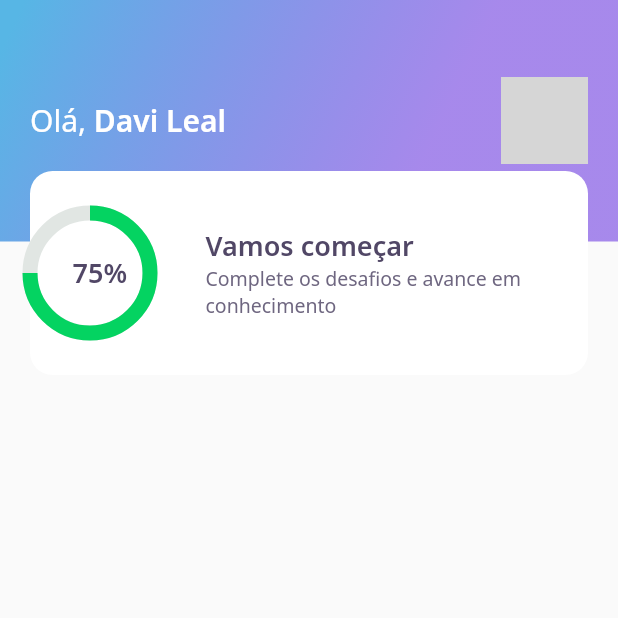
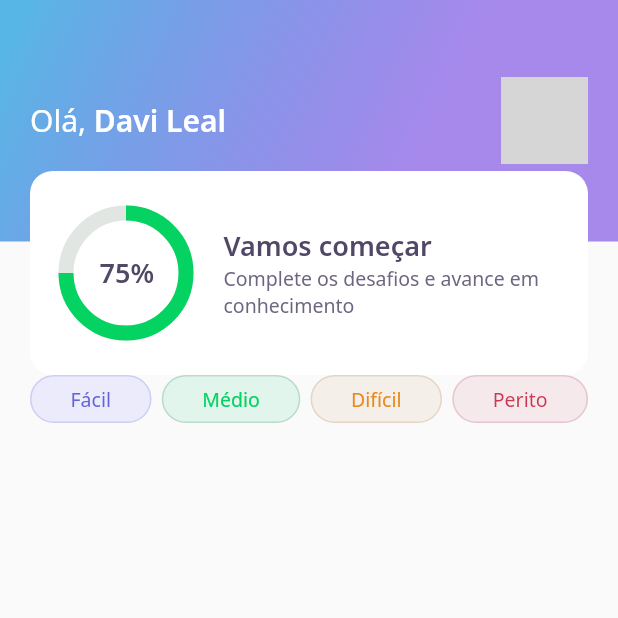
Before and after one commit to davilm/DevQuiz-NLW5, a Flutter app: the screen it shows after launch, on a phone screen of 412 x 824 dp, the top half of it. Run offline on Flutter 3.47's test engine with Material 2 defaults, Android fonts, the phone set to English and light mode, and no system bars; our stand-ins replace google_fonts; network calls fail; grey boxes are pictures that could not be loaded.

Commit message:
add ScoreCardWidget

```diff
--- a/lib/home/home_page.dart
+++ b/lib/home/home_page.dart
@@ -1,4 +1,6 @@
 import 'package:DevQuiz/home/widgets/appbar/app_bar_widget.dart';
+import 'package:DevQuiz/home/widgets/level_button/level_button_widget.dart';
+import 'package:DevQuiz/home/widgets/quiz_card/quiz_card_widget.dart';
 import 'package:flutter/material.dart';
 
 class HomePage extends StatefulWidget {
@@ -13,6 +15,26 @@ class _HomePageState extends State<HomePage> {
   Widget build(BuildContext context) {
     return Scaffold(
       appBar: AppBarWidget(),
+      body: Padding(
+        padding: const EdgeInsets.symmetric(horizontal: 20),
+        child: Row(
+          mainAxisAlignment: MainAxisAlignment.spaceBetween,
+          children: [
+            LevelButtonWidget(
+              label: "Fácil",
+            ),
+            LevelButtonWidget(
+              label: "Médio",
+            ),
+            LevelButtonWidget(
+              label: "Difícil",
+            ),
+            LevelButtonWidget(
+              label: "Perito",
+            ),
+          ],
+        ),
+      ),
     );
   }
 }
--- /dev/null
+++ b/lib/home/widgets/level_button/level_button_widget.dart
@@ -0,0 +1,64 @@
+import 'package:DevQuiz/core/app_colors.dart';
+import 'package:DevQuiz/core/app_text_styles.dart';
+import 'package:flutter/material.dart';
+import 'package:google_fonts/google_fonts.dart';
+
+class LevelButtonWidget extends StatelessWidget {
+  final String label;
+
+  LevelButtonWidget({
+    Key? key,
+    required this.label,
+  })   : assert(["Fácil", "Médio", "Difícil", "Perito"].contains(label)),
+        super(key: key);
+
+  final config = {
+    "Fácil": {
+      "color": AppColors.levelButtonFacil,
+      "borderColor": AppColors.levelButtonBorderFacil,
+      "fontColor": AppColors.levelButtonTextFacil,
+    },
+    "Médio": {
+      "color": AppColors.levelButtonMedio,
+      "borderColor": AppColors.levelButtonBorderMedio,
+      "fontColor": AppColors.levelButtonTextMedio,
+    },
+    "Difícil": {
+      "color": AppColors.levelButtonDificil,
+      "borderColor": AppColors.levelButtonBorderDificil,
+      "fontColor": AppColors.levelButtonTextDificil,
+    },
+    "Perito": {
+      "color": AppColors.levelButtonPerito,
+      "borderColor": AppColors.levelButtonBorderPerito,
+      "fontColor": AppColors.levelButtonTextPerito,
+    },
+  };
+
+  Color get color => config[label]!['color']!;
+  Color get borderColor => config[label]!['borderColor']!;
+  Color get fontColor => config[label]!['fontColor']!;
+
+  @override
+  Widget build(BuildContext context) {
+    return Container(
+      decoration: BoxDecoration(
+        color: color,
+        border: Border.fromBorderSide(
+          BorderSide(color: borderColor),
+        ),
+        borderRadius: BorderRadius.circular(28),
+      ),
+      child: Padding(
+        padding: const EdgeInsets.symmetric(horizontal: 26, vertical: 6),
+        child: Text(
+          label,
+          style: GoogleFonts.notoSans(
+            color: fontColor,
+            fontSize: 13,
+          ),
+        ),
+      ),
+    );
+  }
+}
--- a/lib/home/widgets/score_card/score_card_widget.dart
+++ b/lib/home/widgets/score_card/score_card_widget.dart
@@ -21,6 +21,8 @@ class _ScoreCardWidgetState extends State<ScoreCardWidget> {
           color: AppColors.white,
           borderRadius: BorderRadius.circular(15),
         ),
+        child: Padding(
+          padding: const EdgeInsets.symmetric(horizontal: 24),
           child: Row(
             crossAxisAlignment: CrossAxisAlignment.center,
             children: [
@@ -43,6 +45,7 @@ class _ScoreCardWidgetState extends State<ScoreCardWidget> {
             ],
           ),
         ),
+      ),
     );
   }
 }
```
Lines whose indentation alone changed are shown as unchanged.
